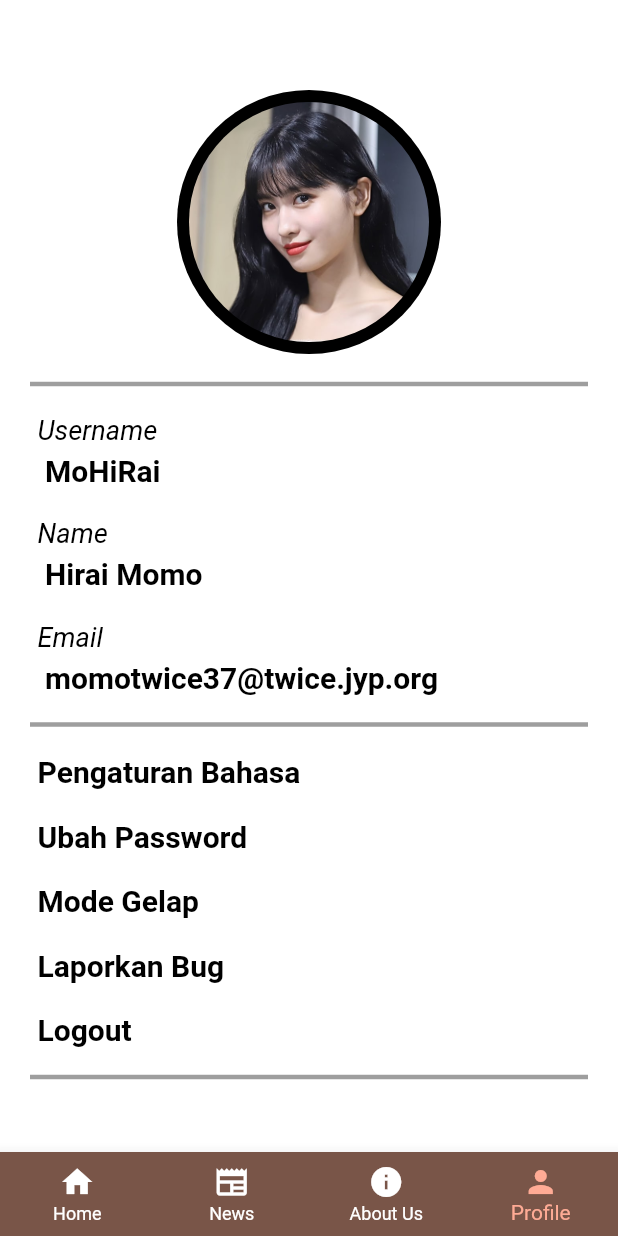
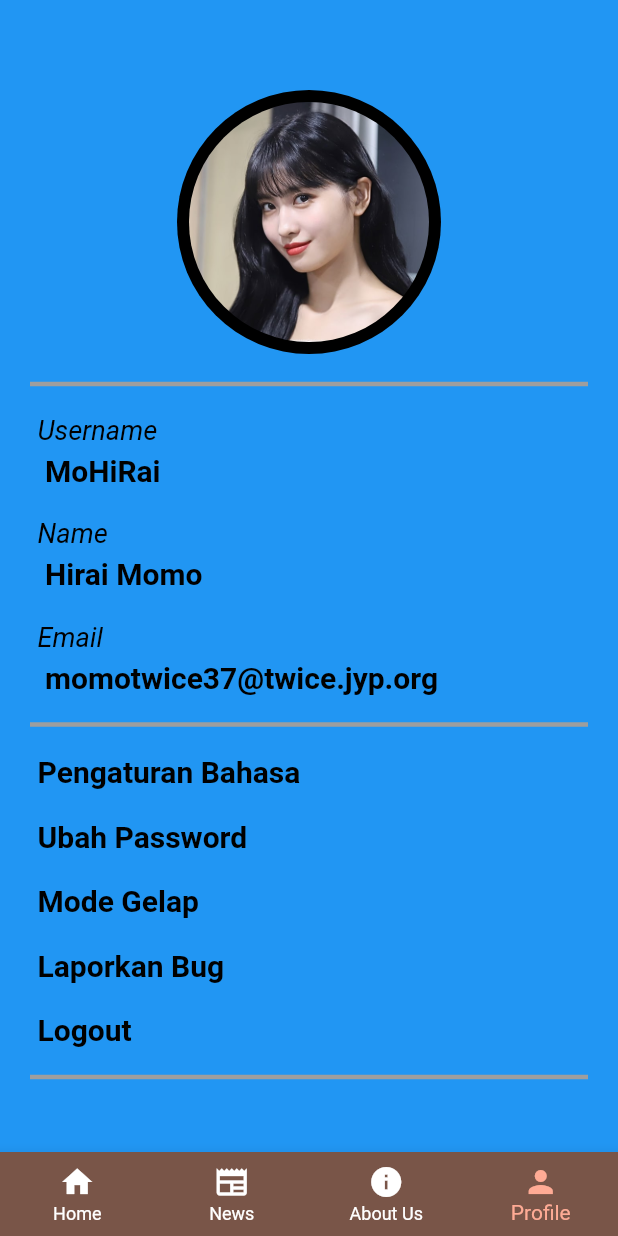
Before and after one commit to mariavalencien402/KeJora-App, a Flutter app: the screen it shows after launch, item 4 of the bottom bar chosen, on a phone screen of 412 x 824 dp. Run offline on Flutter 3.47's test engine with Material 2 defaults, Android fonts, the phone set to English and light mode, and no system bars.

Commit message:
update main

```diff
--- a/lib/main.dart
+++ b/lib/main.dart
@@ -28,7 +28,6 @@ class MyApp extends StatelessWidget {
   }
 }
 
-// the old _NavBar class just renamed.
 class AppMainPage extends StatefulWidget {
   const AppMainPage({super.key});
 
@@ -36,30 +35,29 @@ class AppMainPage extends StatefulWidget {
   State<AppMainPage> createState() => _AppMainPageState();
 }
 
-// The old _NavBarState class, just renamed.
 class _AppMainPageState extends State<AppMainPage> {
   int _currentIndex = 0;
   final List<Widget> _children = [
-    //HomeScreen(), mocking widget
+    //HomeScreen()
     Container(
       // color: Colors.white,
       color: Colors.white,
       child: const HomeScreen(),
     ),
 
-    //NewsScreen(), mocking widget
+    //NewsScreen()
     Container(
       color: Colors.white,
       child: const NewsScreen(),
     ),
 
-    //AboutUs(),mocking widget
+    //AboutUs()
     Container(
       color: Colors.white,
       child: const AboutUsScreen(),
     ),
 
-    //Profile(),mocking widget
+    //Profile()
     Container(
       child: const ProfileScreen(),
     ),
@@ -75,7 +73,7 @@ class _AppMainPageState extends State<AppMainPage> {
   Widget build(BuildContext context) {
     final currentWidth = MediaQuery.of(context).size.width;
     return Scaffold(
-      backgroundColor: currentWidth < 600 ? Colors.white : Colors.brown,
+      backgroundColor: currentWidth < 600 ? Colors.blue : Colors.brown,
       body: _children[_currentIndex],
       bottomNavigationBar: BottomNavigationBar(
         onTap: onTappedBar,
```
